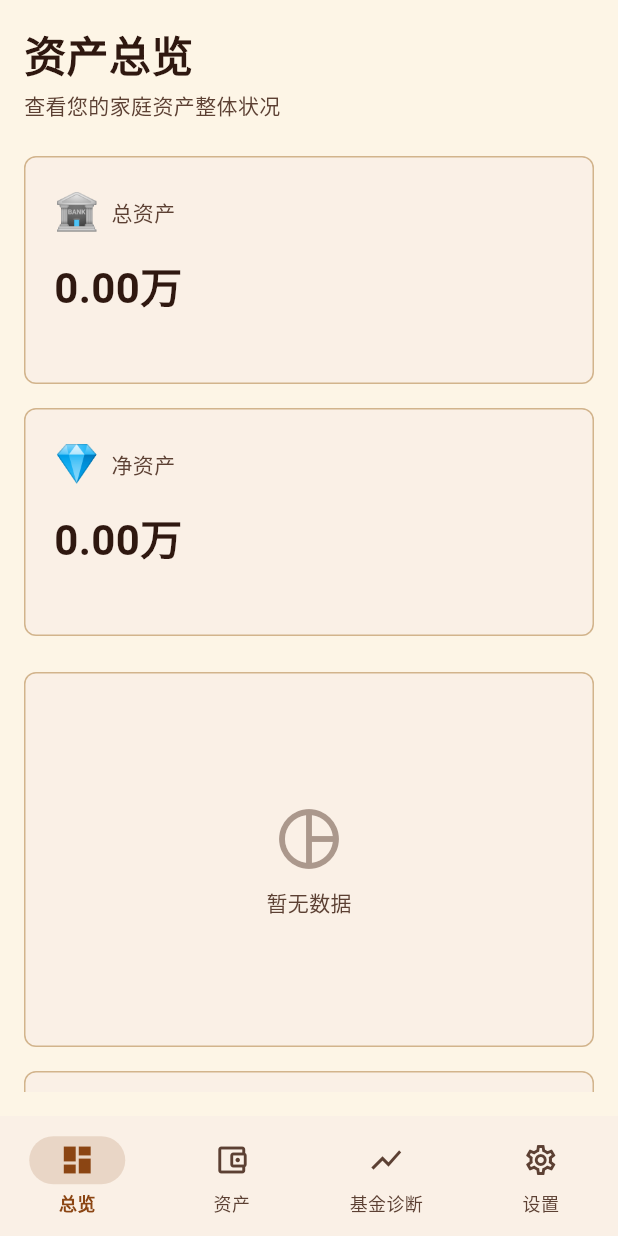
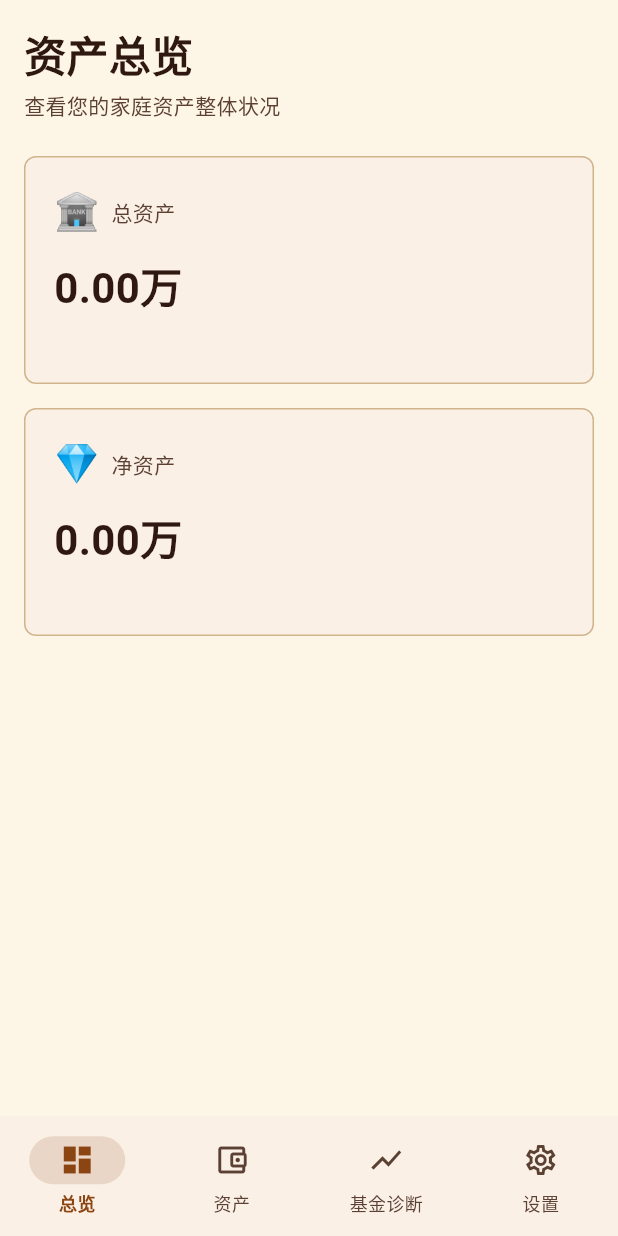
Before and after one commit to breeve/fund, a Flutter app: the screen it shows after launch, on a phone screen of 412 x 824 dp. Run offline on Flutter 3.47's test engine with Material 3 defaults, Android fonts, the phone set to English and light mode, and no system bars; our stand-ins replace dio, fl_chart, flutter_riverpod, go_router, hive_flutter; accounts and stored records are empty.

Commit message:
♻️ refactor(fund): conditionally render charts, remove quick actions
- Add guards to only render charts when data is available
- Remove _buildQuickActions and related code
- Simplify overview page layout

```diff
--- a/fund/lib/pages/overview_page.dart
+++ b/fund/lib/pages/overview_page.dart
@@ -45,8 +45,6 @@ class _OverviewPageState extends ConsumerState<OverviewPage> {
             _buildChartsRow(breakdown),
             const SizedBox(height: 24),
             _buildCategoryTable(assetState),
-            const SizedBox(height: 24),
-            _buildQuickActions(),
           ],
         ),
       ),
@@ -84,6 +82,14 @@ class _OverviewPageState extends ConsumerState<OverviewPage> {
   }
 
   Widget _buildChartsRow(Map<AssetCategory, double> breakdown) {
+    final hasBreakdownData = breakdown.values.any((v) => v > 0);
+    final trendData = _getMockTrendData();
+    final hasTrendData = trendData.isNotEmpty;
+
+    if (!hasBreakdownData && !hasTrendData) {
+      return const SizedBox();
+    }
+
     return LayoutBuilder(
       builder: (context, constraints) {
         if (constraints.maxWidth > 600) {
@@ -91,25 +97,57 @@ class _OverviewPageState extends ConsumerState<OverviewPage> {
             height: 250,
             child: Row(
               children: [
+                if (hasBreakdownData)
                   Expanded(
                     child: Card(
                       child: Padding(
                         padding: const EdgeInsets.all(16),
+                        child: Column(
+                          crossAxisAlignment: CrossAxisAlignment.start,
+                          children: [
+                            const Text(
+                              '资产构成',
+                              style: TextStyle(
+                                fontSize: 16,
+                                fontWeight: FontWeight.w600,
+                              ),
+                            ),
+                            const SizedBox(height: 12),
+                            Expanded(
                               child: CategoryPieChart(
                                 data: breakdown,
-                        title: '资产构成',
+                              ),
+                            ),
+                          ],
                         ),
                       ),
                     ),
                   ),
+                if (hasBreakdownData && hasTrendData)
                   const SizedBox(width: 16),
+                if (hasTrendData)
                   Expanded(
                     child: Card(
                       child: Padding(
                         padding: const EdgeInsets.all(16),
+                        child: Column(
+                          crossAxisAlignment: CrossAxisAlignment.start,
+                          children: [
+                            const Text(
+                              '净资产趋势',
+                              style: TextStyle(
+                                fontSize: 16,
+                                fontWeight: FontWeight.w600,
+                              ),
+                            ),
+                            const SizedBox(height: 12),
+                            Expanded(
                               child: NetWorthTrendChart(
-                        data: _getMockTrendData(),
+                                data: trendData,
                                 dateRange: '3M',
+                              ),
+                            ),
+                          ],
                         ),
                       ),
                     ),
@@ -120,27 +158,59 @@ class _OverviewPageState extends ConsumerState<OverviewPage> {
         }
         return Column(
           children: [
+            if (hasBreakdownData)
               SizedBox(
                 height: 250,
                 child: Card(
                   child: Padding(
                     padding: const EdgeInsets.all(16),
+                    child: Column(
+                      crossAxisAlignment: CrossAxisAlignment.start,
+                      children: [
+                        const Text(
+                          '资产构成',
+                          style: TextStyle(
+                            fontSize: 16,
+                            fontWeight: FontWeight.w600,
+                          ),
+                        ),
+                        const SizedBox(height: 12),
+                        Expanded(
                           child: CategoryPieChart(
                             data: breakdown,
-                    title: '资产构成',
+                          ),
+                        ),
+                      ],
                     ),
                   ),
                 ),
               ),
+            if (hasBreakdownData && hasTrendData)
               const SizedBox(height: 16),
+            if (hasTrendData)
               SizedBox(
                 height: 250,
                 child: Card(
                   child: Padding(
                     padding: const EdgeInsets.all(16),
+                    child: Column(
+                      crossAxisAlignment: CrossAxisAlignment.start,
+                      children: [
+                        const Text(
+                          '净资产趋势',
+                          style: TextStyle(
+                            fontSize: 16,
+                            fontWeight: FontWeight.w600,
+                          ),
+                        ),
+                        const SizedBox(height: 12),
+                        Expanded(
                           child: NetWorthTrendChart(
-                    data: _getMockTrendData(),
+                            data: trendData,
                             dateRange: '3M',
+                          ),
+                        ),
+                      ],
                     ),
                   ),
                 ),
@@ -227,68 +297,6 @@ class _OverviewPageState extends ConsumerState<OverviewPage> {
     );
   }
 
-  Widget _buildQuickActions() {
-    return LayoutBuilder(
-      builder: (context, constraints) {
-        final crossAxisCount = constraints.maxWidth > 400 ? 3 : 2;
-        return GridView.count(
-          crossAxisCount: crossAxisCount,
-          shrinkWrap: true,
-          physics: const NeverScrollableScrollPhysics(),
-          mainAxisSpacing: 12,
-          crossAxisSpacing: 12,
-          childAspectRatio: 1.2,
-          children: [
-            _buildActionCard(
-              icon: '➕',
-              label: '添加资产',
-              onTap: () => context.go('/assets/new'),
-            ),
-            _buildActionCard(
-              icon: '🔍',
-              label: '基金诊断',
-              onTap: () => context.go('/fund'),
-            ),
-            _buildActionCard(
-              icon: '⚙️',
-              label: '设置',
-              onTap: () => context.go('/settings'),
-            ),
-          ],
-        );
-      },
-    );
-  }
-
-  Widget _buildActionCard({
-    required String icon,
-    required String label,
-    required VoidCallback onTap,
-  }) {
-    return Card(
-      child: InkWell(
-        onTap: onTap,
-        borderRadius: BorderRadius.circular(12),
-        child: Center(
-          child: Column(
-            mainAxisAlignment: MainAxisAlignment.center,
-            children: [
-              Text(icon, style: const TextStyle(fontSize: 28)),
-              const SizedBox(height: 8),
-              Text(
-                label,
-                style: const TextStyle(
-                  fontWeight: FontWeight.w600,
-                  fontSize: 14,
-                ),
-              ),
-            ],
-          ),
-        ),
-      ),
-    );
-  }
-
   List<TrendPoint> _getMockTrendData() {
     return [];
   }
```
Lines whose indentation alone changed are shown as unchanged.
